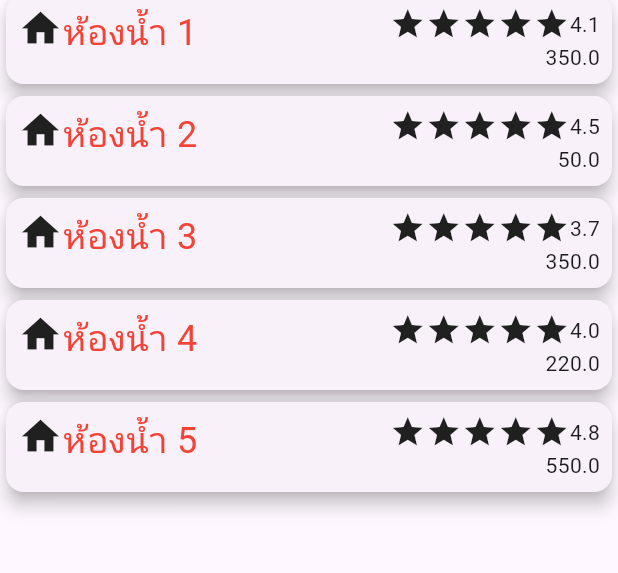
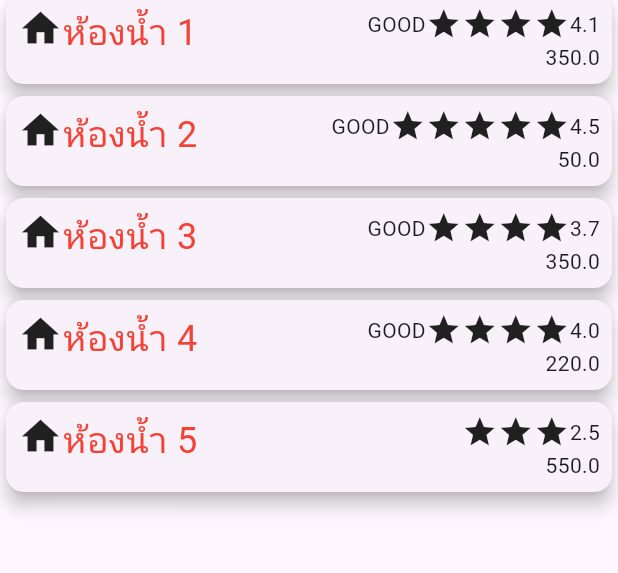
Before and after one commit to palm45/public_toilets, a Flutter app: the screen it shows after launch, on a phone screen of 412 x 824 dp, the part 96-669 px from its top. Run offline on Flutter 3.47's test engine with Material 2 defaults, Android fonts, the phone set to English and light mode, and no system bars; our stand-ins replace google_fonts; Roboto replaces fonts that are missing (Kanit).

Commit message:
Lots of change Done

```diff
--- a/lib/screens/home/home_page.dart
+++ b/lib/screens/home/home_page.dart
@@ -15,7 +15,7 @@ class _HomePageState extends State<HomePage> {
     Toilet(name: 'ห้องน้ำ 2',point: 4.5,distance: 50.0, ),
     Toilet(name: 'ห้องน้ำ 3',point: 3.7,distance: 350.0, ),
     Toilet(name: 'ห้องน้ำ 4',point: 4.0,distance: 220.0, ),
-    Toilet(name: 'ห้องน้ำ 5',point: 4.8,distance: 550.0, ),
+    Toilet(name: 'ห้องน้ำ 5',point: 2.5,distance: 550.0, ),
   ];
 
   Widget _buildItem(BuildContext context, int index){
@@ -61,7 +61,11 @@ class ToiletListItem extends StatelessWidget {
 
   @override
   Widget build(BuildContext context) {
+    /*List<Widget> star = [] ;
 
+    for(var i=0;i<5;i++){
+      star.add(Icon(Icons.star))
+    }*/
     return Card(
       elevation: 5.0,
       child: Padding(
@@ -81,9 +85,12 @@ class ToiletListItem extends StatelessWidget {
                 children: [
                   Row(
                     children: [
-                      for(var i=0;i<5;i++)
+                      if(toilet.point > 3)
+                        Text('GOOD'),
+                      // collection for ไม่ใช่ for statement
+                      for(var i=0;i<toilet.point.round();i++)
                         Icon(Icons.star),
-                        Text(toilet.point.toString()),
+                      Text(toilet.point.toString()),
                     ],
                   ),
                   Text(toilet.distance.toString())
```
